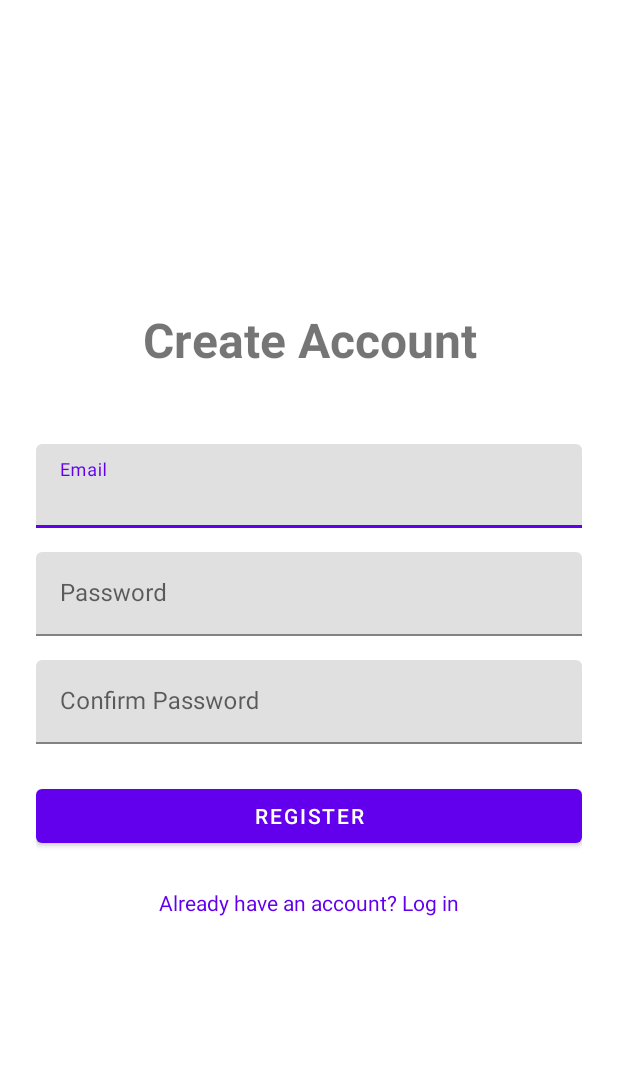
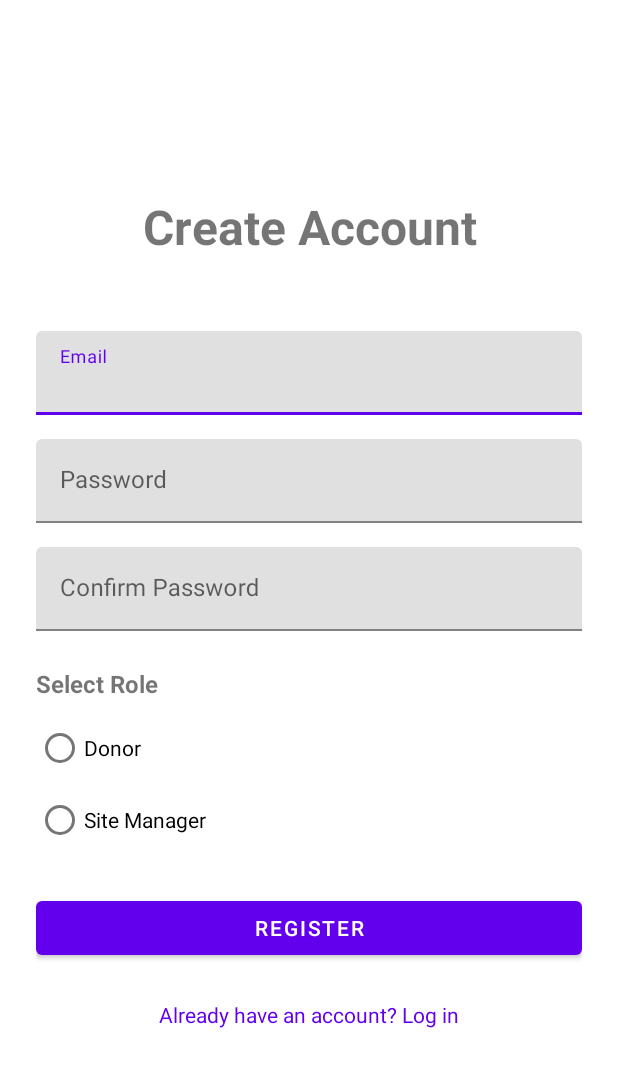
Before and after one commit to MasterMobo/android-asm2, an Android app: the RegisterActivity screen opened directly, with no data from a screen before it, on a phone screen of 412 x 824 dp. Shown: the top 1067 px of the screen. Run offline under Robolectric (Android 15) with nearby library versions, the phone set to English and light mode, and no system bars; our stand-ins replace Firebase (no records; nobody signed in at launch, a user with empty details on screens opened directly).

Commit message:
added user roles

```diff
--- /dev/null
+++ b/app/src/main/java/com/example/blooddono/repositories/UserRepository.java
@@ -0,0 +1,42 @@
+package com.example.blooddono.repositories;
+
+import com.example.blooddono.models.User;
+import com.google.firebase.firestore.FirebaseFirestore;
+import com.google.firebase.firestore.DocumentSnapshot;
+
+public class UserRepository {
+    private static final String COLLECTION_NAME = "users";
+    private final FirebaseFirestore db;
+
+    public interface OnCompleteListener<T> {
+        void onSuccess(T result);
+        void onError(Exception e);
+    }
+
+    public UserRepository() {
+        this.db = FirebaseFirestore.getInstance();
+    }
+
+    public void createUser(User user, OnCompleteListener<Void> listener) {
+        db.collection(COLLECTION_NAME)
+                .document(user.getUid())
+                .set(user)
+                .addOnSuccessListener(aVoid -> listener.onSuccess(null))
+                .addOnFailureListener(listener::onError);
+    }
+
+    public void getUser(String uid, OnCompleteListener<User> listener) {
+        db.collection(COLLECTION_NAME)
+                .document(uid)
+                .get()
+                .addOnSuccessListener(documentSnapshot -> {
+                    User user = documentSnapshot.toObject(User.class);
+                    if (user != null) {
+                        listener.onSuccess(user);
+                    } else {
+                        listener.onError(new Exception("User not found"));
+                    }
+                })
+                .addOnFailureListener(listener::onError);
+    }
+}
--- a/app/src/main/res/layout/activity_register.xml
+++ b/app/src/main/res/layout/activity_register.xml
@@ -57,6 +57,35 @@
 
     </com.google.android.material.textfield.TextInputLayout>
 
+    <TextView
+        android:layout_width="match_parent"
+        android:layout_height="wrap_content"
+        android:text="Select Role"
+        android:textSize="16sp"
+        android:textStyle="bold"
+        android:layout_marginBottom="8dp"/>
+
+    <RadioGroup
+        android:id="@+id/roleRadioGroup"
+        android:layout_width="match_parent"
+        android:layout_height="wrap_content"
+        android:orientation="vertical"
+        android:layout_marginBottom="24dp">
+
+        <RadioButton
+            android:id="@+id/donorRadio"
+            android:layout_width="match_parent"
+            android:layout_height="wrap_content"
+            android:text="Donor"/>
+
+        <RadioButton
+            android:id="@+id/managerRadio"
+            android:layout_width="match_parent"
+            android:layout_height="wrap_content"
+            android:text="Site Manager"/>
+
+    </RadioGroup>
+
     <Button
         android:id="@+id/registerButton"
         android:layout_width="match_parent"
--- a/app/src/main/res/menu/bottom_nav_menu.xml
+++ b/app/src/main/res/menu/bottom_nav_menu.xml
@@ -8,4 +8,8 @@
         android:id="@+id/siteRegistrationFragment"
         android:icon="@android:drawable/ic_menu_add"
         android:title="Register" />
+    <item
+        android:id="@+id/profileFragment"
+        android:icon="@android:drawable/ic_menu_myplaces"
+        android:title="Profile" />
 </menu>
--- a/app/src/main/res/navigation/nav_graph.xml
+++ b/app/src/main/res/navigation/nav_graph.xml
@@ -14,5 +14,10 @@
         android:name="com.example.blooddono.fragments.SiteRegistrationFormFragment"
         android:label="Register" />
 
+    <fragment
+        android:id="@+id/profileFragment"
+        android:name="com.example.blooddono.fragments.ProfileFragment"
+        android:label="Profile" />
+
 
 </navigation>
```
Also changed, not shown: app/src/main/java/com/example/blooddono/MainActivity.java (+57 -2 lines), app/src/main/java/com/example/blooddono/activities/RegisterActivity.java (+50 -25 lines), app/src/main/java/com/example/blooddono/fragments/ProfileFragment.java (added, +58 -0 lines), app/src/main/java/com/example/blooddono/models/User.java (added, +28 -0 lines), app/src/main/res/layout/fragment_profile.xml (added, +38 -0 lines).
